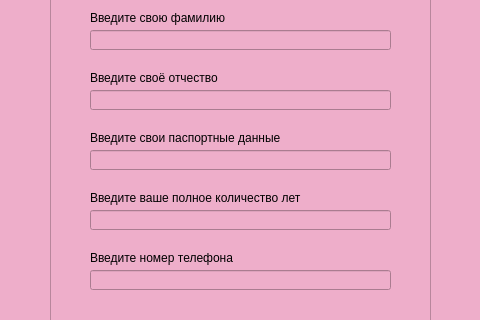
Above: registrationWindow.ui from taishakutenn/TTbank before the change; both pictures show x 440 to 920 and y 140 to 460 of the 920 by 562 pixel window. Below: the same form after it.
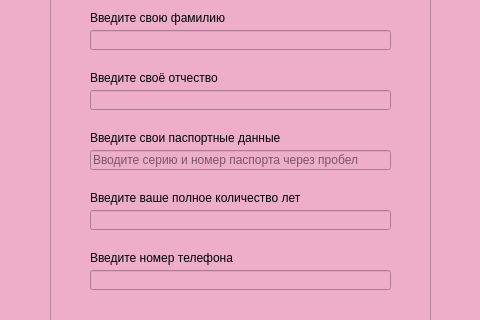
That is the form after the change. Icons and pictures are not drawn.

Patch:
```diff
--- a/registrationWindow.ui
+++ b/registrationWindow.ui
@@ -15,8 +15,14 @@
   </property>
   <property name="minimumSize">
    <size>
-    <width>857</width>
-    <height>0</height>
+    <width>920</width>
+    <height>562</height>
+   </size>
+  </property>
+  <property name="maximumSize">
+   <size>
+    <width>920</width>
+    <height>562</height>
    </size>
   </property>
   <property name="windowTitle">
@@ -250,6 +256,9 @@
        <height>20</height>
       </rect>
      </property>
+     <property name="placeholderText">
+      <string>Вводите серию и номер паспорта через пробел</string>
+     </property>
     </widget>
     <widget class="QLineEdit" name="ageRegEdit">
      <property name="geometry">
```
Left out of the diff: 8 changed lines with no effect on the pictures.
